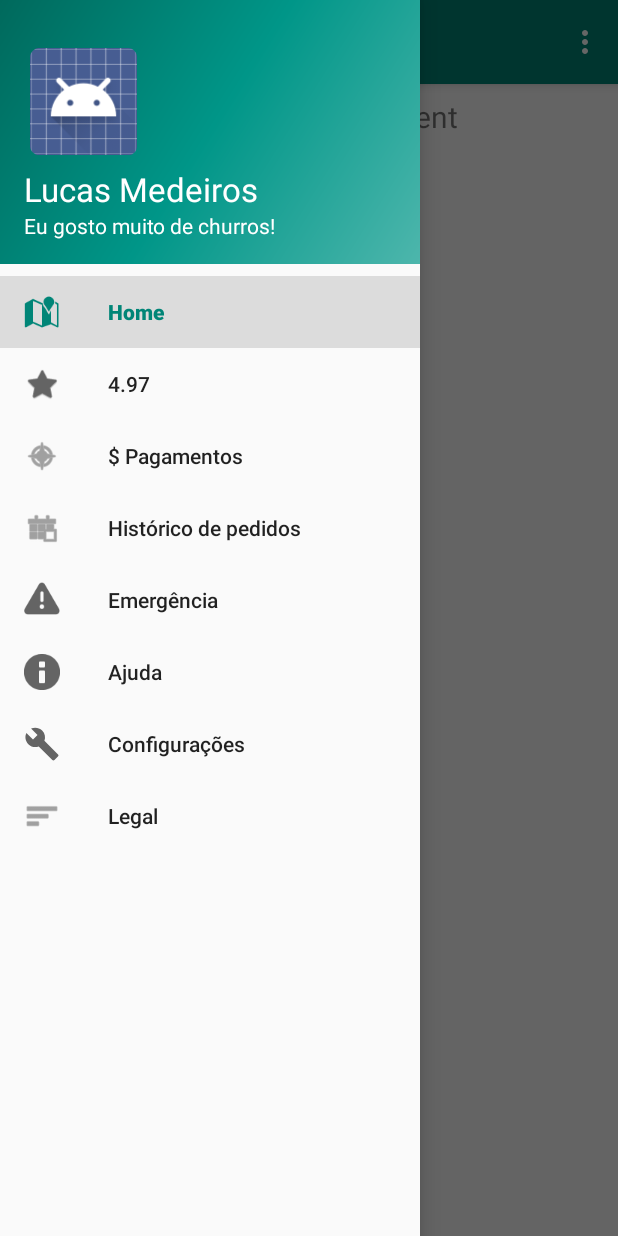
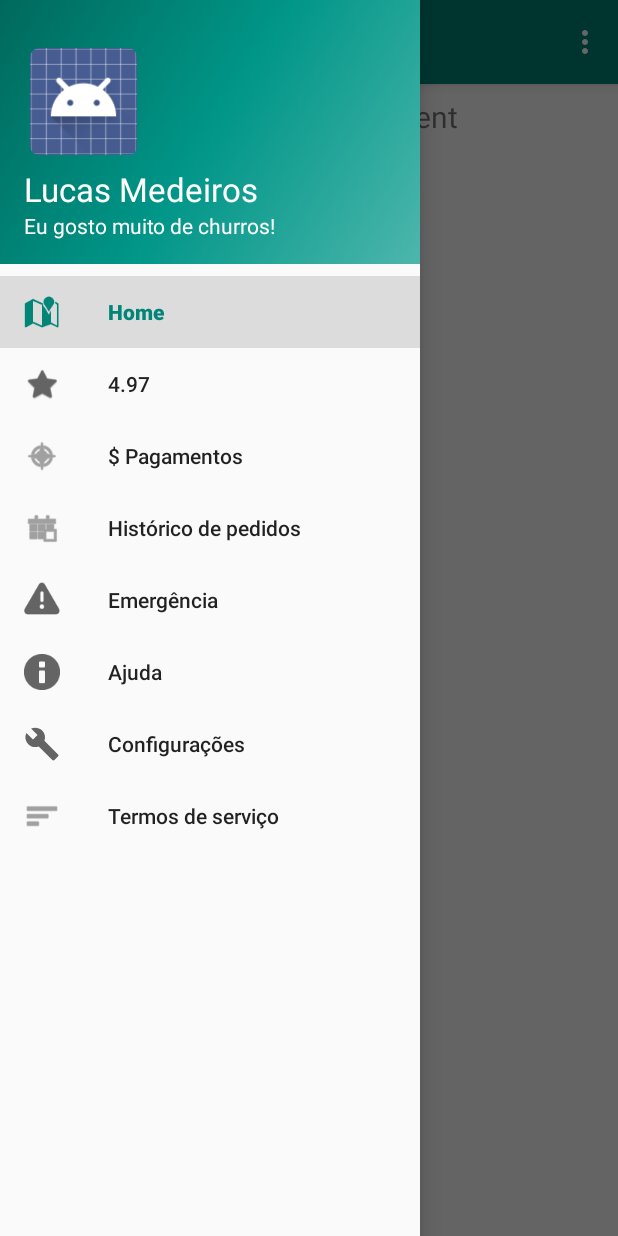
Before and after one commit to lucas-medeiros/NavDrawerExample, an Android app: the screen it shows after launch (MainActivity), with the side drawer open, on a phone screen of 412 x 824 dp. Run offline under Robolectric (Android 15) with nearby library versions, the phone set to English and light mode, and no system bars; our stand-ins replace navigation-ui.

Commit message:
Name change for "Termos de serviço"

```diff
--- a/app/src/main/res/menu/activity_main_drawer.xml
+++ b/app/src/main/res/menu/activity_main_drawer.xml
@@ -35,7 +35,7 @@
         <item
             android:id="@+id/nav_legal"
             android:icon="@android:drawable/ic_menu_sort_by_size"
-            android:title="Legal" />
+            android:title="Termos de serviço" />
     </group>
 
 
```
